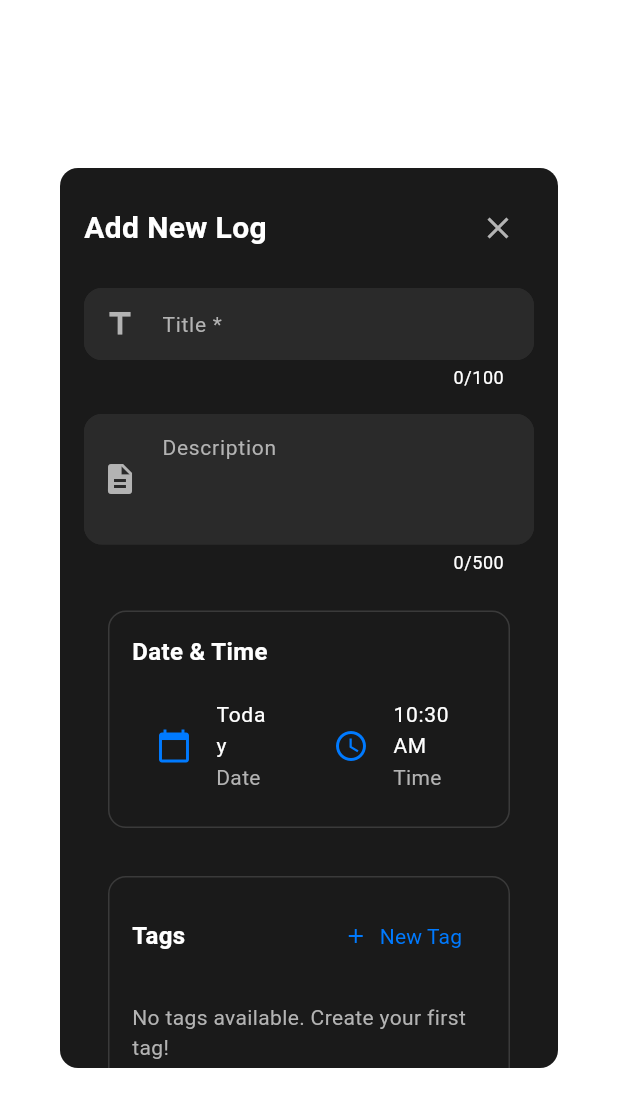
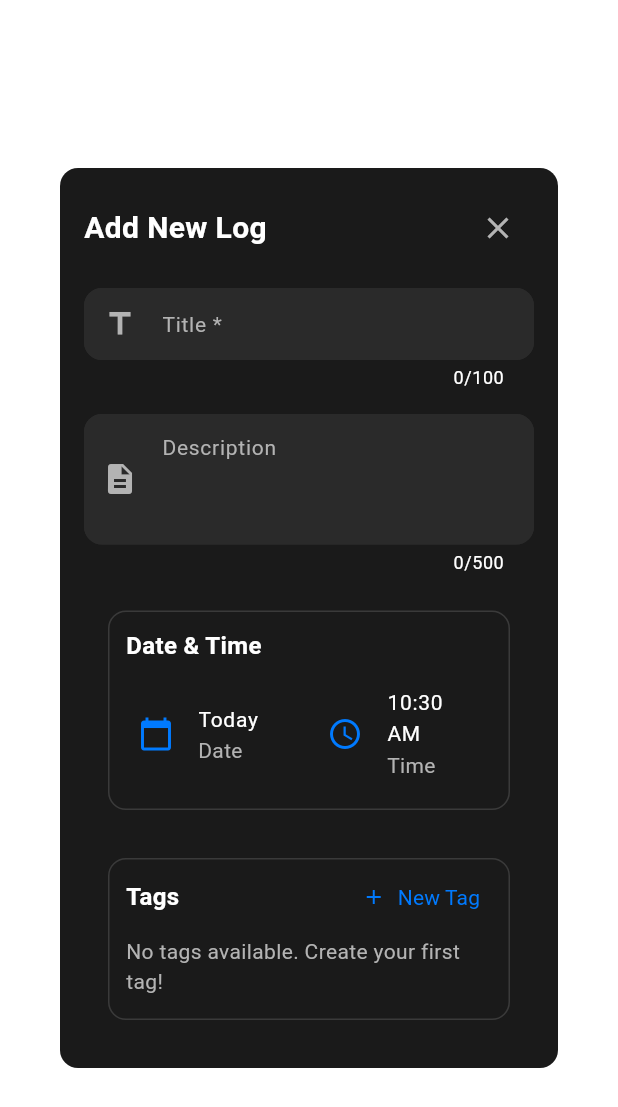
Before and after one commit to deek-shan-t/LogIt, a Flutter app: the AddLogScreen screen opened directly, on a phone screen of 412 x 824 dp. Shown: the top 1107 px of the screen. Run offline on Flutter 3.47's test engine with Material 3 defaults, Android fonts, the phone set to English and light mode, and no system bars; our stand-ins replace flutter_local_notifications, hive, shared_preferences, timezone; accounts and stored records are empty; Roboto replaces fonts that are missing (SF Pro Text).

Commit message:
MVP secured

```diff
--- a/lib/screens/add_log_screen.dart
+++ b/lib/screens/add_log_screen.dart
@@ -193,16 +193,17 @@ class _AddLogScreenState extends State<AddLogScreen> {
         side: BorderSide(color: AppTheme.border, width: 1),
       ),
       child: Padding(
-        padding: const EdgeInsets.all(AppTheme.spacingLg),
+        padding: const EdgeInsets.all(AppTheme.spacingMd), // Reduced from spacingLg
         child: Column(
           crossAxisAlignment: CrossAxisAlignment.start,
           children: [
             Text('Date & Time', style: AppTheme.titleText),
-            const SizedBox(height: AppTheme.spacingMd),
+            const SizedBox(height: AppTheme.spacingSm), // Reduced from spacingMd
             Row(
               children: [
                 Expanded(
                   child: ListTile(
+                    contentPadding: const EdgeInsets.symmetric(horizontal: AppTheme.spacingSm), // Reduced padding
                     leading: Icon(Icons.calendar_today, color: AppTheme.accentPrimary),
                     title: Text(_formatDate(_selectedDate), style: AppTheme.bodyText),
                     subtitle: Text('Date', style: AppTheme.bodyText.copyWith(color: AppTheme.textSecondary)),
@@ -210,8 +211,10 @@ class _AddLogScreenState extends State<AddLogScreen> {
                     shape: RoundedRectangleBorder(borderRadius: BorderRadius.circular(AppTheme.radiusSmall)),
                   ),
                 ),
+                const SizedBox(width: AppTheme.spacingSm), // Add spacing between the two ListTiles
                 Expanded(
                   child: ListTile(
+                    contentPadding: const EdgeInsets.symmetric(horizontal: AppTheme.spacingSm), // Reduced padding
                     leading: Icon(Icons.access_time, color: AppTheme.accentPrimary),
                     title: Text(_selectedTime.format(context), style: AppTheme.bodyText),
                     subtitle: Text('Time', style: AppTheme.bodyText.copyWith(color: AppTheme.textSecondary)),
@@ -236,7 +239,7 @@ class _AddLogScreenState extends State<AddLogScreen> {
         side: BorderSide(color: AppTheme.border, width: 1),
       ),
       child: Padding(
-        padding: const EdgeInsets.all(AppTheme.spacingLg),
+        padding: const EdgeInsets.all(AppTheme.spacingMd), // Reduced from spacingLg
         child: Column(
           crossAxisAlignment: CrossAxisAlignment.start,
           children: [
@@ -248,13 +251,18 @@ class _AddLogScreenState extends State<AddLogScreen> {
                   onPressed: () => _showCreateTagDialog(context, tagProvider),
                   icon: Icon(Icons.add, size: 16, color: AppTheme.accentPrimary),
                   label: Text('New Tag', style: AppTheme.bodyText.copyWith(color: AppTheme.accentPrimary)),
+                  style: TextButton.styleFrom(
+                    padding: const EdgeInsets.symmetric(horizontal: AppTheme.spacingSm, vertical: AppTheme.spacingXs), // Reduced button padding
+                    minimumSize: Size.zero,
+                    tapTargetSize: MaterialTapTargetSize.shrinkWrap,
+                  ),
                 ),
               ],
             ),
-            const SizedBox(height: AppTheme.spacingMd),
+            const SizedBox(height: AppTheme.spacingSm), // Reduced from spacingMd
             if (tagProvider.tags.isEmpty)
               Padding(
-                padding: const EdgeInsets.symmetric(vertical: AppTheme.spacingSm),
+                padding: const EdgeInsets.symmetric(vertical: AppTheme.spacingXs), // Reduced from spacingSm
                 child: Text(
                   'No tags available. Create your first tag!',
                   style: AppTheme.bodyText.copyWith(color: AppTheme.textSecondary),
@@ -262,8 +270,8 @@ class _AddLogScreenState extends State<AddLogScreen> {
               )
             else
               Wrap(
-                spacing: AppTheme.spacingSm,
-                runSpacing: AppTheme.spacingSm,
+                spacing: AppTheme.spacingXs, // Reduced from spacingSm
+                runSpacing: AppTheme.spacingXs, // Reduced from spacingSm
                 children: tagProvider.tags.map((tag) {
                   final isSelected = _selectedTagIds.contains(tag.id);
                   return TagChip(
@@ -275,7 +283,7 @@ class _AddLogScreenState extends State<AddLogScreen> {
                 }).toList(),
               ),
             if (_selectedTagIds.isNotEmpty) ...[
-              const SizedBox(height: AppTheme.spacingSm),
+              const SizedBox(height: AppTheme.spacingXs), // Reduced from spacingSm
               Text(
                 '${_selectedTagIds.length} tag${_selectedTagIds.length == 1 ? '' : 's'} selected',
                 style: AppTheme.bodyText.copyWith(color: AppTheme.accentPrimary),
@@ -296,7 +304,7 @@ class _AddLogScreenState extends State<AddLogScreen> {
         side: BorderSide(color: AppTheme.border, width: 1),
       ),
       child: Padding(
-        padding: const EdgeInsets.all(AppTheme.spacingLg),
+        padding: const EdgeInsets.all(AppTheme.spacingMd), // Reduced from spacingLg
         child: Column(
           crossAxisAlignment: CrossAxisAlignment.start,
           children: [
@@ -307,6 +315,7 @@ class _AddLogScreenState extends State<AddLogScreen> {
                 Switch(
                   value: _hasReminder,
                   activeColor: AppTheme.accentPrimary,
+                  materialTapTargetSize: MaterialTapTargetSize.shrinkWrap, // Reduce switch size
                   onChanged: (value) {
                     setState(() {
                       _hasReminder = value;
@@ -320,55 +329,58 @@ class _AddLogScreenState extends State<AddLogScreen> {
               ],
             ),
             if (_hasReminder) ...[
-              const SizedBox(height: AppTheme.spacingMd),
+              const SizedBox(height: AppTheme.spacingSm), // Reduced from spacingMd
               Row(
                 children: [
                   Expanded(
                     child: ListTile(
+                      contentPadding: const EdgeInsets.symmetric(horizontal: AppTheme.spacingSm), // Reduced padding
                       leading: Icon(Icons.notification_important, color: AppTheme.accentPrimary),
                       title: Text(
                         _reminderDate != null ? _formatDate(_reminderDate!) : 'Select Date',
                         style: AppTheme.bodyText,
                       ),
-                      subtitle: Text('Reminder Date', style: AppTheme.bodyText.copyWith(color: AppTheme.textSecondary)),
+                      subtitle: Text('Date', style: AppTheme.bodyText.copyWith(color: AppTheme.textSecondary)),
                       onTap: () => _selectReminderDate(context),
                       shape: RoundedRectangleBorder(borderRadius: BorderRadius.circular(AppTheme.radiusSmall)),
                     ),
                   ),
+                  const SizedBox(width: AppTheme.spacingSm), // Add spacing between the two ListTiles
                   Expanded(
                     child: ListTile(
+                      contentPadding: const EdgeInsets.symmetric(horizontal: AppTheme.spacingSm), // Reduced padding
                       leading: Icon(Icons.schedule, color: AppTheme.accentPrimary),
                       title: Text(
                         _reminderTime?.format(context) ?? 'Select Time',
                         style: AppTheme.bodyText,
                       ),
-                      subtitle: Text('Reminder Time', style: AppTheme.bodyText.copyWith(color: AppTheme.textSecondary)),
+                      subtitle: Text('Time', style: AppTheme.bodyText.copyWith(color: AppTheme.textSecondary)),
                       onTap: () => _selectReminderTime(context),
                       shape: RoundedRectangleBorder(borderRadius: BorderRadius.circular(AppTheme.radiusSmall)),
                     ),
                   ),
                 ],
               ),
-              const SizedBox(height: AppTheme.spacingSm),
-              Container(
-                padding: const EdgeInsets.all(AppTheme.spacingSm),
-                decoration: BoxDecoration(
-                  color: AppTheme.accentPrimary.withValues(alpha: 0.1),
-                  borderRadius: BorderRadius.circular(AppTheme.radiusSmall),
-                ),
-                child: Row(
-                  children: [
-                    Icon(Icons.info_outline, size: 16, color: AppTheme.accentPrimary),
-                    const SizedBox(width: AppTheme.spacingSm),
-                    Expanded(
-                      child: Text(
-                        'You\'ll receive a notification at the selected time',
-                        style: AppTheme.bodyText.copyWith(color: AppTheme.accentPrimary),
-                      ),
-                    ),
-                  ],
-                ),
-              ),
+              const SizedBox(height: AppTheme.spacingXs), // Reduced from spacingSm
+              // Container(
+              //   padding: const EdgeInsets.all(AppTheme.spacingXs), // Reduced from spacingSm
+              //   decoration: BoxDecoration(
+              //     color: AppTheme.accentPrimary.withValues(alpha: 0.1),
+              //     borderRadius: BorderRadius.circular(AppTheme.radiusSmall),
+              //   ),
+              //   child: Row(
+              //     children: [
+              //       Icon(Icons.info_outline, size: 16, color: AppTheme.accentPrimary),
+              //       const SizedBox(width: AppTheme.spacingXs), // Reduced from spacingSm
+              //       Expanded(
+              //         child: Text(
+              //           'You\'ll receive a notification at the selected time',
+              //           style: AppTheme.bodyText.copyWith(color: AppTheme.accentPrimary, fontSize: 12), // Slightly smaller text
+              //         ),
+              //       ),
+              //     ],
+              //   ),
+              // ),
             ],
           ],
         ),
--- a/lib/screens/home_screen.dart
+++ b/lib/screens/home_screen.dart
@@ -20,9 +20,11 @@ class _HomeScreenState extends State<HomeScreen> {
   @override
   void initState() {
     super.initState();
-    // Ensure we're showing today's data
+    // Ensure we're showing today's data and both providers are initialized
     WidgetsBinding.instance.addPostFrameCallback((_) {
       context.read<LogProvider>().selectToday();
+      // Ensure TagProvider is also refreshed on home screen load
+      context.read<TagProvider>().loadTags();
     });
   }
 
@@ -48,6 +50,13 @@ class _HomeScreenState extends State<HomeScreen> {
       ),
       body: Consumer2<LogProvider, TagProvider>(
         builder: (context, logProvider, tagProvider, child) {
+          // Show loading indicator if TagProvider is still loading
+          if (tagProvider.isLoading) {
+            return const Center(
+              child: CircularProgressIndicator(),
+            );
+          }
+
           final todayLogs = logProvider.getLogsForDate(DateTime.now());
           final upcomingReminders = logProvider.getLogsWithActiveReminders();
 
```
